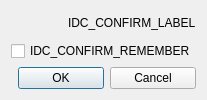
Before: the Qt Designer form src/qt-ui/ConfirmRememberDlg.ui in sarah-walker-pcem/pcem, drawn with Qt 5.
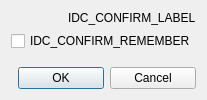
After: the same form once the commit is applied. Icons and pictures are not drawn.

What changed in the file:
```diff
--- a/src/qt-ui/ConfirmRememberDlg.ui
+++ b/src/qt-ui/ConfirmRememberDlg.ui
@@ -37,6 +37,19 @@
      </property>
     </widget>
    </item>
+   <item>
+    <spacer name="confirmVertSpacer">
+     <property name="orientation">
+      <enum>Qt::Orientation::Vertical</enum>
+     </property>
+     <property name="sizeHint" stdset="0">
+      <size>
+       <width>0</width>
+       <height>0</height>
+      </size>
+     </property>
+    </spacer>
+   </item>
    <item>
     <layout class="QHBoxLayout" name="buttonLayout">
      <item>
```
